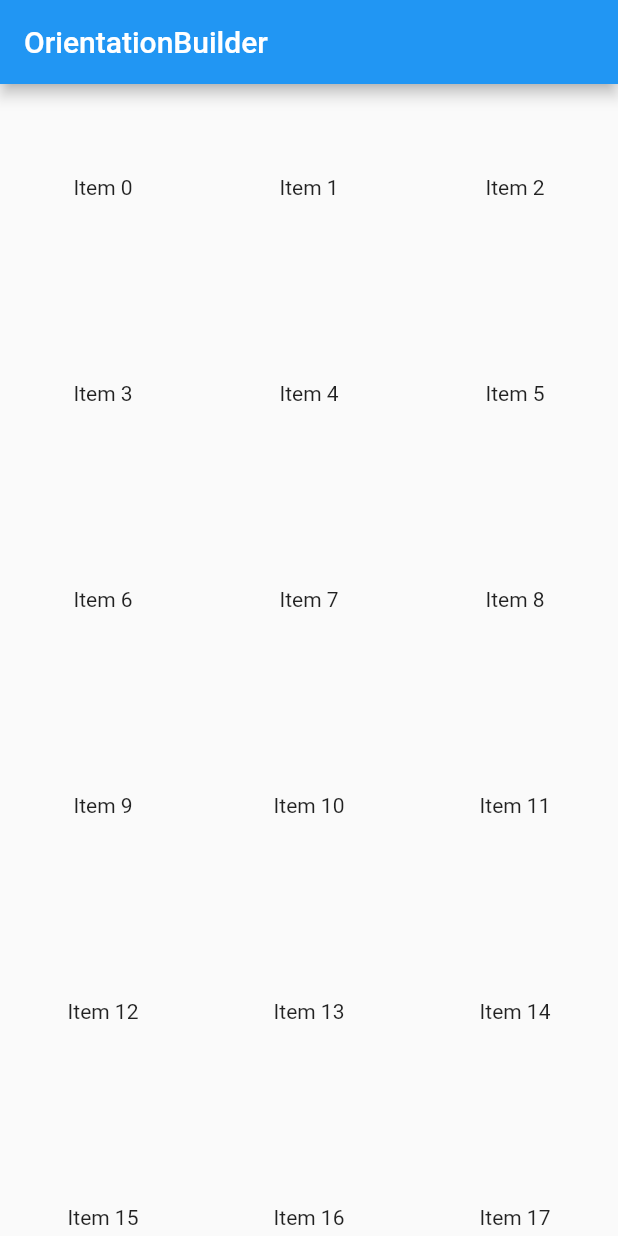
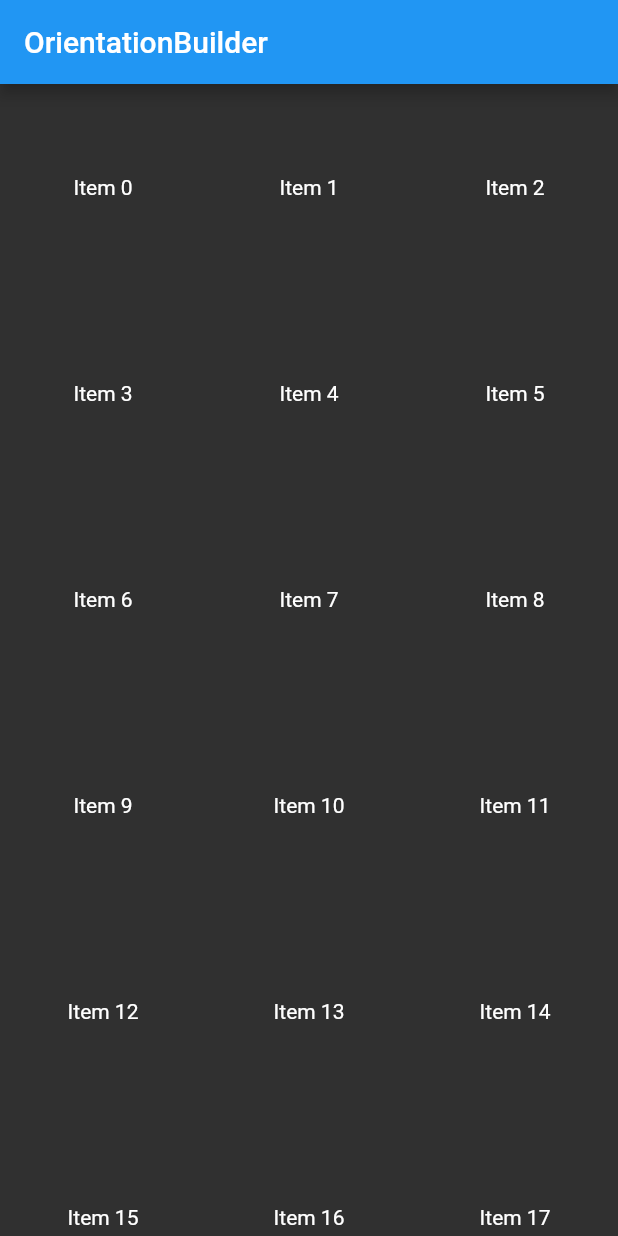
Before and after one commit to LDongGyu/flutter-cookbook, a Flutter app: the screen it shows after launch, on a phone screen of 412 x 824 dp. Run offline on Flutter 3.47's test engine with Material 2 defaults, Android fonts, the phone set to English and light mode, and no system bars.

Commit message:
feat: Theme 추가

```diff
--- a/lib/main.dart
+++ b/lib/main.dart
@@ -17,19 +17,9 @@ class MyApp extends StatelessWidget {
     return MaterialApp(
       title: 'Flutter Demo',
       theme: ThemeData(
-        // This is the theme of your application.
-        //
-        // Try running your application with "flutter run". You'll see the
-        // application has a blue toolbar. Then, without quitting the app, try
-        // changing the primarySwatch below to Colors.green and then invoke
-        // "hot reload" (press "r" in the console where you ran "flutter run",
-        // or simply save your changes to "hot reload" in a Flutter IDE).
-        // Notice that the counter didn't reset back to zero; the application
-        // is not restarted.
-        primarySwatch: Colors.blue,
-        // This makes the visual density adapt to the platform that you run
-        // the app on. For desktop platforms, the controls will be smaller and
-        // closer together (more dense) than on mobile platforms.
+        brightness: Brightness.dark,
+        primaryColor: Colors.blue,
+        accentColor: Colors.yellow,
         visualDensity: VisualDensity.adaptivePlatformDensity,
       ),
       home: MyOrientation(),
```
